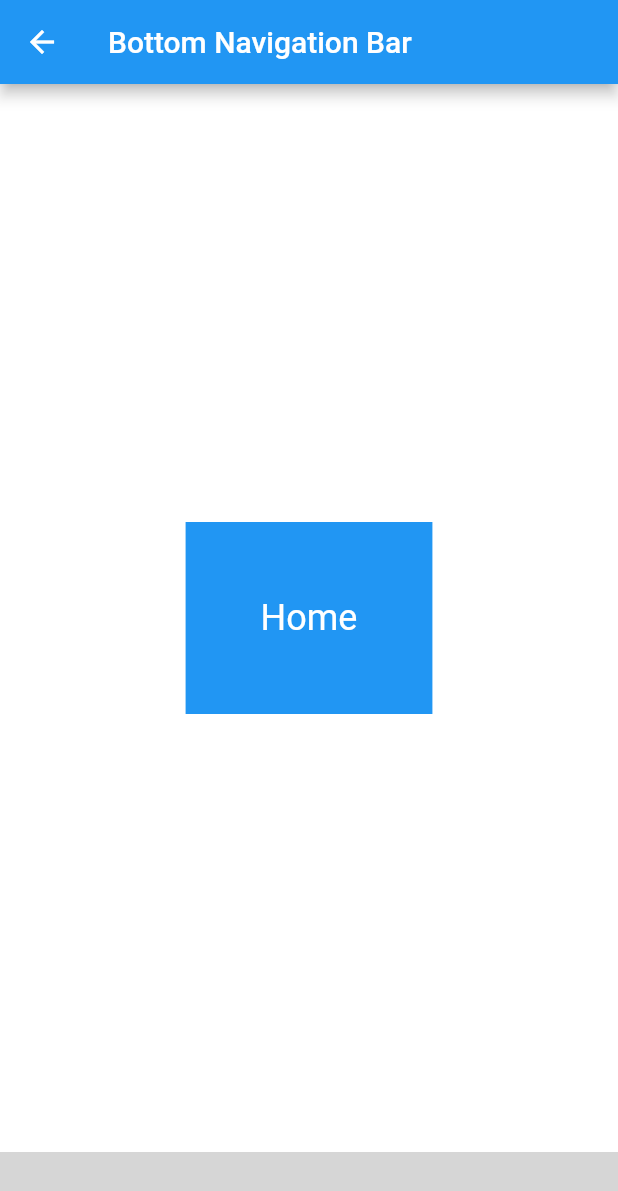
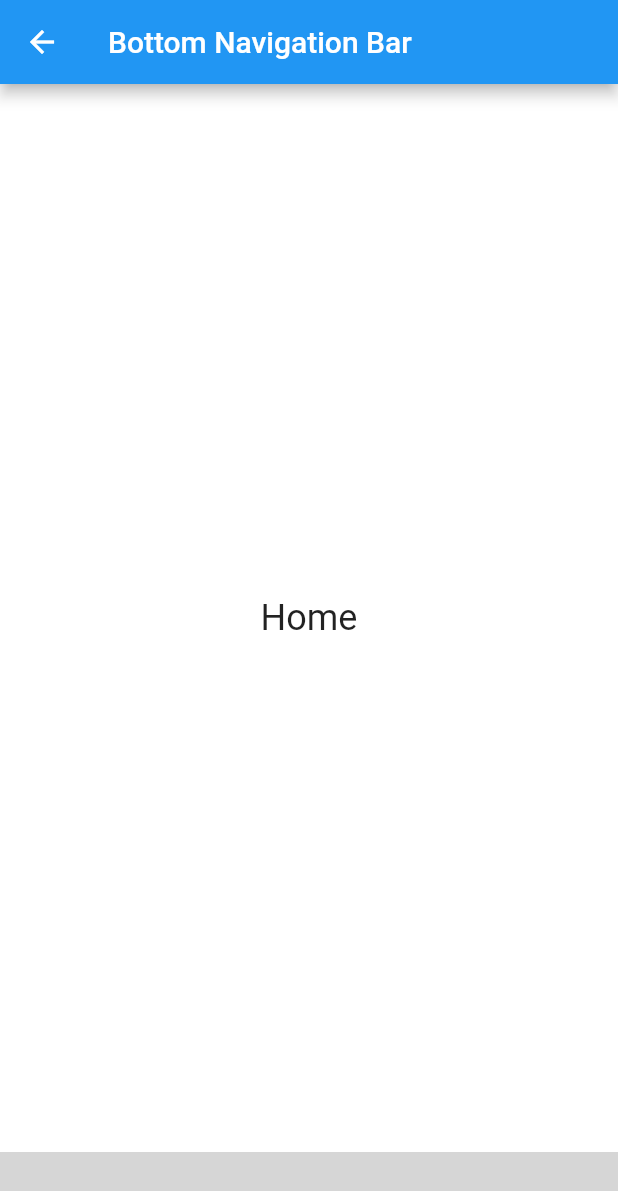
Before and after one commit to edwnjos/flutter_snippets, a Flutter app: the screen it shows after launch, after a tap on "Bottom Nav Bar", on a phone screen of 412 x 824 dp. Shown: the top 1191 px of the screen. Run offline on Flutter 3.47's test engine with Material 2 defaults, Android fonts, the phone set to English and light mode, and no system bars; missing offline and left inert: bmnav; grey boxes are pictures that could not be loaded.

Commit message:
clean up examples

```diff
--- a/lib/bmnav.dart
+++ b/lib/bmnav.dart
@@ -8,31 +8,21 @@ class ExBMNav extends StatefulWidget {
 }
 
 class ExBMNavState extends State<ExBMNav> {
-  int currentTab = 0;
-  final List<Widget> screens = [
-    HomeScreen(),
-    WorkoutsScreen(),
-    AccountScreen(),
-  ];
-  Widget currentScreen = HomeScreen();
-
-  final PageStorageBucket bucket = PageStorageBucket();
-
+  int tab = 0;
+  final List<Widget> screens = [Home(), Fitness(), Account()];
+  Widget screen = Home();
 
   @override
   Widget build(_) {
     return Scaffold(
-      appBar: AppBar(title: Text("Bottom Navigation Bar"),backgroundColor: Colors.blue, ),
+      appBar: AppBar(title: Text("Bottom Navigation Bar")),
       backgroundColor: Colors.white,
-      body: PageStorage(child: currentScreen, bucket: bucket),
+      body: PageStorage(child: screen, bucket: PageStorageBucket()),
       bottomNavigationBar: bmnav.BottomNav(
-        index: currentTab,
+        index: tab,
         labelStyle: bmnav.LabelStyle(visible: false),
         onTap: (i) {
-          setState(() {
-            currentTab = i;
-            currentScreen = screens[i];
-          });
+          setState(() {tab = i;screen = screens[i];});
         },
         items: [
           bmnav.BottomNavItem(Icons.home),
@@ -42,63 +32,19 @@ class ExBMNavState extends State<ExBMNav> {
       ),
     );
   }
-
-
 }
 
-class HomeScreen extends StatefulWidget {
-  HomeScreen();
+class Home extends StatelessWidget {
   @override
- HomeScreenState createState() => HomeScreenState();
+  Widget build(_) => Center(child: Text('Home', style: TextStyle(fontSize: 24.0)));
 }
 
-class HomeScreenState extends State<HomeScreen> {
+class Fitness extends StatelessWidget {
   @override
-  Widget build(BuildContext ctx) {
-    return Center(
-      child: Container(
-        color: Colors.blue,
-        padding: EdgeInsets.all(50.0),
-        child: Text('Home', style: TextStyle(color: Colors.white, fontSize: 24.0)),
-      ),
-    );
-  }
+  Widget build(_) => Center(child: Text('Fitness', style: TextStyle(fontSize: 24.0)));
 }
 
-class WorkoutsScreen extends StatefulWidget {
-  WorkoutsScreen();
+class Account extends StatelessWidget {
   @override
- WorkoutsScreenState createState() => WorkoutsScreenState();
+  Widget build(_) => Center(child: Text('Account', style: TextStyle(fontSize: 24.0)));
 }
-
-class WorkoutsScreenState extends State<WorkoutsScreen> {
-  @override
-  Widget build(BuildContext ctx) {
-    return Center(
-      child: Container(
-        color: Colors.red,
-        padding: EdgeInsets.all(50.0),
-        child: Text('Workouts', style: TextStyle(color: Colors.white, fontSize: 24.0)),
-      ),
-    );
-  }
-}
-
-class AccountScreen extends StatefulWidget {
-  AccountScreen();
-  @override
- AccountScreenState createState() => AccountScreenState();
-}
-
-class AccountScreenState extends State<AccountScreen> {
-  @override
-  Widget build(BuildContext ctx) {
-    return Center(
-      child: Container(
-        color: Colors.yellow[600],
-        padding: EdgeInsets.all(50.0),
-        child: Text('Account', style: TextStyle(color: Colors.white, fontSize: 24.0)),
-      ),
-    );
-  }
-}
--- a/lib/main.dart
+++ b/lib/main.dart
@@ -2,65 +2,35 @@ import 'package:flutter/material.dart';
 import 'context_menu.dart';
 import 'bmnav.dart';
 
-void main() => runApp(MyApp());
+void main() => runApp(MaterialApp(title: "Snippets", home: Main()));
 
-class MyApp extends StatelessWidget {
+class Main extends StatelessWidget {
   @override
-  Widget build(BuildContext context) {
-    return MaterialApp(
-      title: 'Snippets',
-      theme: ThemeData(
-        primarySwatch: Colors.blue,
-      ),
-      home: MyHomePage(),
-    );
-  }
-}
-
-class MyHomePage extends StatefulWidget {
-  MyHomePage({Key key}) : super(key: key);
-
-  @override
-  _MyHomePageState createState() => _MyHomePageState();
-}
-
-class _MyHomePageState extends State<MyHomePage> {
-
-  @override
-  Widget build(BuildContext context) {
-    return Scaffold(
-      appBar: AppBar(title: Text("Snippets"),),
+  Widget build(ctx) => Scaffold(
+    appBar: AppBar(title: Text("Snippets")),
     body: SingleChildScrollView(
       child: Padding(
         padding: EdgeInsets.all(16.0),
         child: Column(
           crossAxisAlignment: CrossAxisAlignment.stretch,
           children: [
-              Btn(
-                title: "Context Menu",
-                screen: ExContextMenu(),
-              ),
-              Btn(
-                title: "Bottom Nav Bar",
-                screen: ExBMNav(),
-              )
+            Ex("Context Menu", screen: ExContextMenu()),
+            Ex("Bottom Nav Bar", screen: ExBMNav())
           ],
         ),
       ),
     )
   );
 }
-}
 
-class Btn extends StatelessWidget {
+class Ex extends StatelessWidget {
   final String title;
   final Widget screen;
 
-  Btn({this.title, this.screen});
+  Ex(this.title, {this.screen});
 
   @override
-  Widget build(ctx) {
-    return Padding(
+  Widget build(ctx) => Padding(
     padding: EdgeInsets.all(8.0),
     child: RaisedButton(
       padding: EdgeInsets.fromLTRB(32, 16, 32, 16),
@@ -69,4 +39,3 @@ class Btn extends StatelessWidget {
     ),
   );
 }
-}
```
Also changed, not shown: lib/context_menu.dart (+12 -35 lines). Lines whose indentation alone changed are shown as unchanged.
